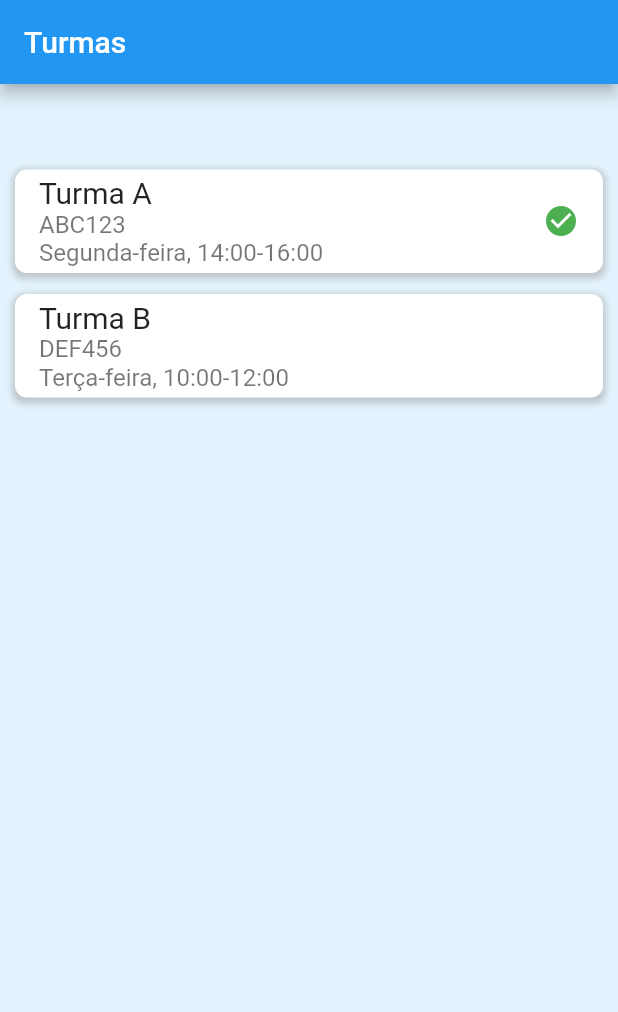
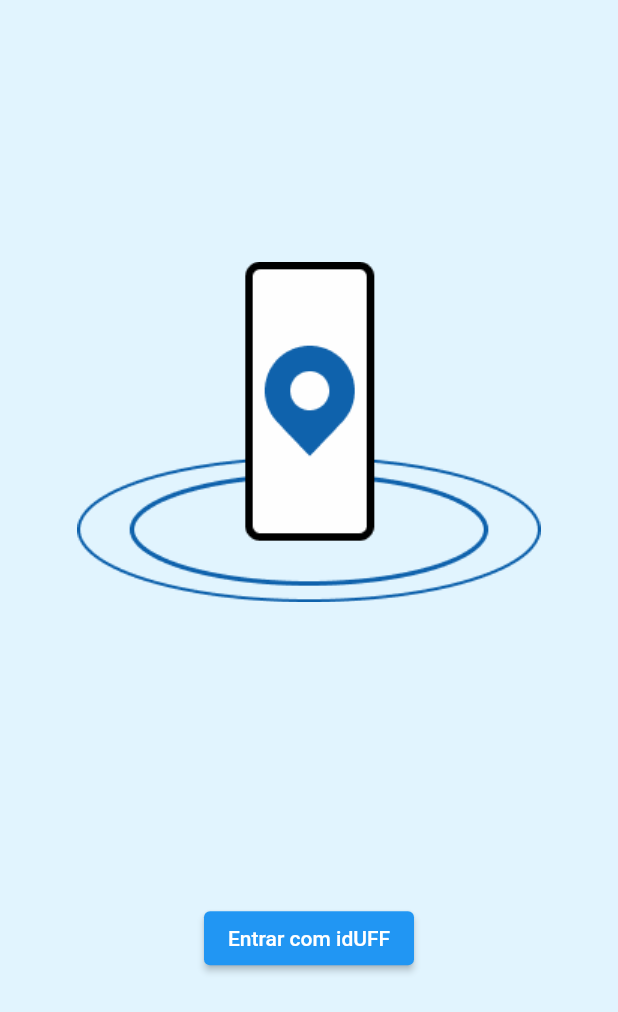
Before and after one commit to Engenharia-de-Software-II-2023-2/chamada-uff-front, a Flutter app: the screen it shows after launch, on a phone screen of 412 x 824 dp. Shown: the top 1012 px of the screen. Run offline on Flutter 3.47's test engine with Material 2 defaults, Android fonts, the phone set to English and light mode, and no system bars.

Commit message:
refatorando codigo e adicionando tela de autentificacao (ainda sem logica)

```diff
--- a/lib/main.dart
+++ b/lib/main.dart
@@ -1,46 +1,9 @@
+// ignore_for_file: prefer_const_constructors
+
 import 'package:flutter/material.dart';
-import 'screens/class_list.dart';
-import 'models/classroom.dart';
+import 'telas/autentificacao/tela_autentificacao.dart';
+
 
 void main() {
-  runApp(MyApp());
+  runApp(MaterialApp(home: TelaAutentificacao()));
 }
-
-class MyApp extends StatelessWidget {
-  final List<Classroom> classrooms = [
-    Classroom(
-      id: 1,
-      name: 'Turma A',
-      professor: 'Professor 1',
-      classCode: 'ABC123',
-      semester: '2023/1',
-      classTime: 'Segunda-feira, 14:00-16:00',
-      activeClass: true,
-    ),
-    Classroom(
-      id: 2,
-      name: 'Turma B',
-      professor: 'Professor 2',
-      classCode: 'DEF456',
-      semester: '2023/1',
-      classTime: 'Terça-feira, 10:00-12:00',
-      activeClass: false,
-    ),
-    // Add more classrooms here
-  ];
-  @override
-  Widget build(BuildContext context) {
-    return MaterialApp(
-      title: 'Chamadas em Tempo Real',
-      theme: ThemeData(
-        primarySwatch: Colors.blue,
-        primaryColor: Colors.blue[50],
-      ),
-      initialRoute: '/classList',
-      routes: {
-        '/classList': (ctx) => ClassListScreen(classrooms),
-
-      },
-    );
-  }
-}
--- /dev/null
+++ b/lib/telas/autentificacao/tela_autentificacao.dart
@@ -0,0 +1,40 @@
+// ignore_for_file: prefer_const_constructors
+import 'package:flutter/material.dart';
+
+import 'tela_login.dart';
+
+class TelaAutentificacao extends StatelessWidget {
+  const TelaAutentificacao({super.key});
+
+  @override
+  Widget build(BuildContext context) {
+    return Scaffold(
+      backgroundColor: Color(0xFFE1F4FE),
+      body: Column(
+        mainAxisAlignment: MainAxisAlignment.center,
+        children: [
+          Center(child: Image.asset('assets/logo.png')),
+          SizedBox(
+            height: 200,
+          ),
+          ElevatedButton(
+              onPressed: () {
+                showModalBottomSheet(
+                  context: context,
+                  builder: (BuildContext) {
+                    return TelaLogin();
+                  },
+                );
+              },
+              child: Text(
+                'Entrar com idUFF',
+                style: TextStyle(color: Colors.white),
+              ),
+              style: ElevatedButton.styleFrom(
+                backgroundColor: Colors.blue,
+              ))
+        ],
+      ),
+    );
+  }
+}
--- a/lib/screens/class_list.dart
+++ b/lib/telas/inicio/tela_lista_turmas.dart
@@ -1,16 +1,20 @@
+// ignore_for_file: prefer_const_constructors, prefer_const_constructors_in_immutables
+
 import 'package:flutter/material.dart';
-import '../models/classroom.dart';
-import '../widgets/class/item.dart';
+import '../../modelos/classroom.dart';
+import '../../widgets/turmas/item.dart';
+
 
 class ClassListScreen extends StatelessWidget {
   final List<Classroom> classrooms;
 
-  ClassListScreen(this.classrooms);
+  ClassListScreen({Key? key, required this.classrooms}) : super(key: key);
 
   @override
   Widget build(BuildContext context) {
     return Scaffold(
       appBar: AppBar(
+        backgroundColor: Colors.lightBlue,
         title: Text('Turmas'),
       ),
       body: Container(
--- a/lib/widgets/class/item.dart
+++ b/lib/widgets/turmas/item.dart
@@ -1,5 +1,5 @@
 import 'package:flutter/material.dart';
-import '../../models/classroom.dart';
+import '../../modelos/classroom.dart';
 
 class ClassItem extends StatelessWidget {
   final Classroom classroom;
@@ -39,7 +39,7 @@ class ClassItem extends StatelessWidget {
           trailing:
             classroom.activeClass ? Icon(Icons.check_circle, color: Colors.green) : null,
           onTap: () {
-            Navigator.of(context).pushNamed('/classDetail', arguments: classroom);
+            // Navigator.of(context).pushNamed('/classDetail', arguments: classroom);
             },
         ),
       ),
--- a/pubspec.yaml
+++ b/pubspec.yaml
@@ -52,6 +52,8 @@ dev_dependencies:
 
 # The following section is specific to Flutter packages.
 flutter:
+  assets:
+    - assets/
 
   # The following line ensures that the Material Icons font is
   # included with your application, so that you can use the icons in
```
Also changed, not shown: lib/helpers/salas_de_aula_dummy.dart (added, +23 -0 lines), lib/telas/autentificacao/tela_login.dart (added, +73 -0 lines), assets/logo.png (added), lib/modelos/classroom.dart (renamed from lib/models/classroom.dart).
